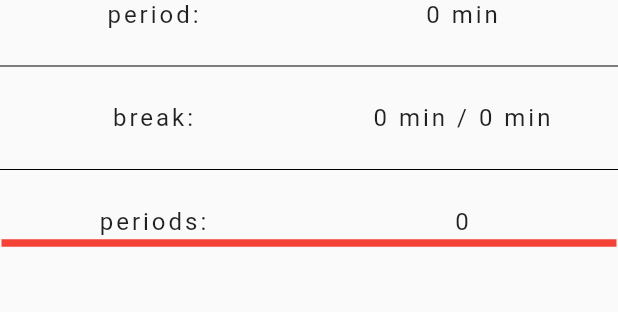
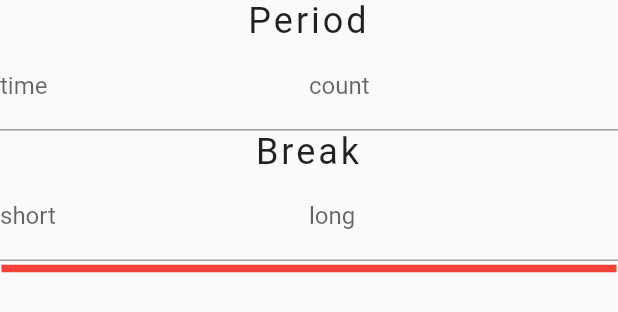
Before and after one commit to mobileappdevhm19/lust-LibraryUniversalSwissTool, a Flutter app: what pomodoroDescription() shows on an empty page, opened directly with empty values, on a phone screen of 412 x 824 dp. Shown: the top 312 px of the screen. Run offline on Flutter 3.47's test engine with Material 2 defaults, Android fonts, the phone set to English and light mode, and no system bars; our stand-ins replace charts_flutter, cloud_firestore, firebase_auth, geolocator, shared_preferences; accounts and stored records are empty.

Commit message:
first changes for pomodoroDescriptions incl. Tests

```diff
--- a/lust/lib/pages/pomodoroPage/pomodoroPage.dart
+++ b/lust/lib/pages/pomodoroPage/pomodoroPage.dart
@@ -46,7 +46,7 @@ class _PomodoroState extends State<PomodoroPage> {
           child: Column(
               mainAxisAlignment: MainAxisAlignment.spaceEvenly,
               children: [
-                Container(
+                Align(
                   //height: _height*0.40,
                   child: new pomodoroDescription(periodTime, shortBreakTime, longBreakTime, countPeriods),
                 ),
--- a/lust/lib/widgets/pomodoroPage/pomodoroDescription.dart
+++ b/lust/lib/widgets/pomodoroPage/pomodoroDescription.dart
@@ -22,60 +22,77 @@ class pomodoroDescription extends StatelessWidget {
           children: <Widget>[
             new Row(
               children: <Widget>[
-                const Expanded(child: Text(
-                  "period:",
-                  textScaleFactor: 0.8,
-                  style: TextStyle(fontSize: 20.0, letterSpacing: 2.0),
-                  textAlign: TextAlign.center,
-                )),
-                Expanded(child: Text(
-                  "$periodTime min",
-                  textScaleFactor: 0.8,
-                  style: TextStyle(fontSize: 20.0, letterSpacing: 2.0),
-                  textAlign: TextAlign.center,
-                )),
+                Expanded(child: new Column(
+                    children: <Widget>[
+                      Text(
+                        "Period",
+                        textScaleFactor: 0.8,
+                        style: TextStyle(fontSize: 30.0, letterSpacing: 2.0),
+                        textAlign: TextAlign.center,
+                      ),
+                    ]),
+                ),
               ],
             ),
-            new Divider(
-              height: 50.0,
-              indent: 0.0,
-              color: Colors.black,
-            ),
+
             new Row(
               children: <Widget>[
-                const Expanded(child: Text(
-                  "break:",
-                  textScaleFactor: 0.8,
-                  style: TextStyle(fontSize: 20.0, letterSpacing: 2.0),
-                  textAlign: TextAlign.center,
-                )),
-                Expanded(child: Text(
-                  "$shortBreakTime min"+" / "+"$longBreakTime min",
-                  textScaleFactor: 0.8,
-                  style: TextStyle(fontSize: 20.0, letterSpacing: 2.0),
-                  textAlign: TextAlign.center,
-                )),
+               Expanded(child: new Column(
+                children: <Widget>[
+                  new TextField(
+                    decoration: new InputDecoration(labelText: "time"),
+                    keyboardType: TextInputType.number,
+
+                  ),
+                ]),
+               ),
+                Expanded(child: new Column(
+                    children: <Widget>[
+                      new TextField(
+                        decoration: new InputDecoration(labelText: "count"),
+                        keyboardType: TextInputType.number,
+
+                      ),
+                    ]),
+                ),
+
+
               ],
             ),
-            new Divider(
-              height: 50.0,
-              indent: 0.0,
-              color: Colors.black,
-            ),
+
             new Row(
               children: <Widget>[
-                const Expanded(child: Text(
-                  "periods:",
-                  textScaleFactor: 0.8,
-                  style: TextStyle(fontSize: 20.0, letterSpacing: 2.0),
-                  textAlign: TextAlign.center,
-                )),
-                Expanded(child: Text(
-                  '$countPeriods',
-                  textScaleFactor: 0.8,
-                  style: TextStyle(fontSize: 20.0, letterSpacing: 2.0),
-                  textAlign: TextAlign.center,
-                )),
+                Expanded(child: new Column(
+                    children: <Widget>[
+                      Text(
+                        "Break",
+                        textScaleFactor: 0.8,
+                        style: TextStyle(fontSize: 30.0, letterSpacing: 2.0),
+                        textAlign: TextAlign.center,
+                      ),
+                    ]),
+                ),
+              ],
+            ),
+
+            new Row(
+              children: <Widget>[
+                Expanded(child: new Column(
+                    children: <Widget>[
+                      new TextField(
+                        decoration: new InputDecoration(labelText: "short"),
+                        keyboardType: TextInputType.number,
+                      ),
+                    ]),
+                ),
+                Expanded(child: new Column(
+                    children: <Widget>[
+                      new TextField(
+                        decoration: new InputDecoration(labelText: "long"),
+                        keyboardType: TextInputType.number,
+                      ),
+                    ]),
+                ),
               ],
             ),
             new SizedBox(
--- a/lust/lib/widgets/pomodoroPage/pomodoroTimer.dart
+++ b/lust/lib/widgets/pomodoroPage/pomodoroTimer.dart
@@ -137,6 +137,7 @@ class PomodoroTimerState extends State<PomodoroTimer> {
       }
 
       isRunning = prefs.getBool(IsRunning_KEY);
+      print("is Running: $isRunning");
       actStatus= Status.values[prefs.getInt(ActStatus_KEY)];
       actPeriod=prefs.getInt(ActPeriod_KEY);
       if(isRunning){
```
Also changed, not shown: 2 other files.
